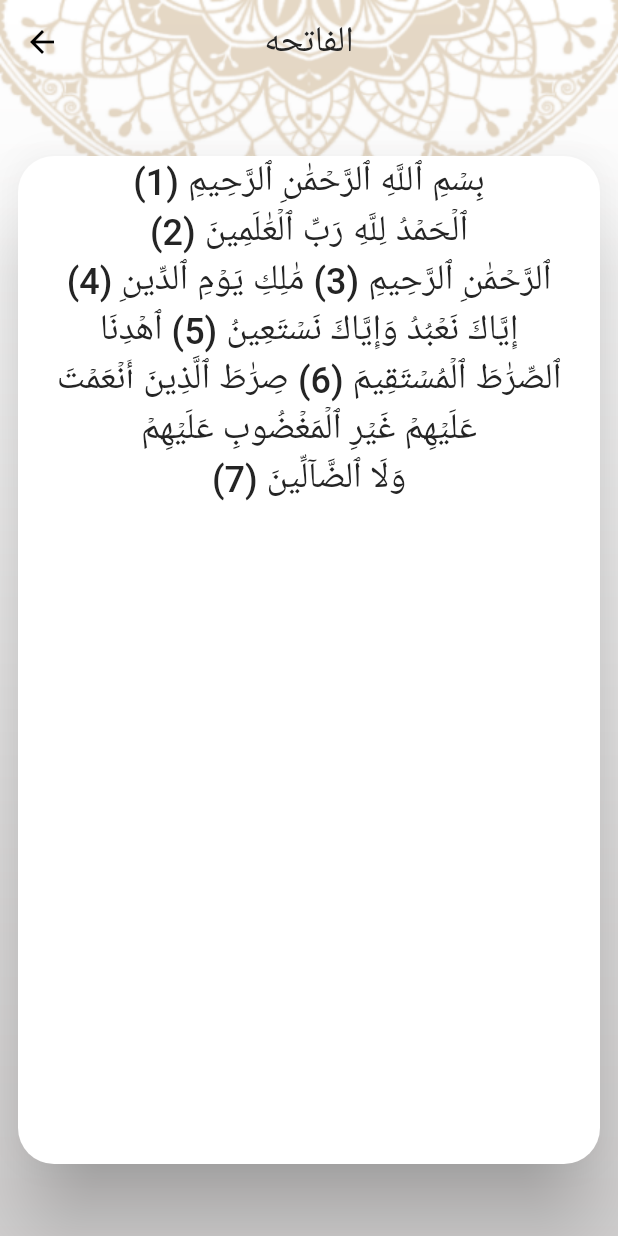
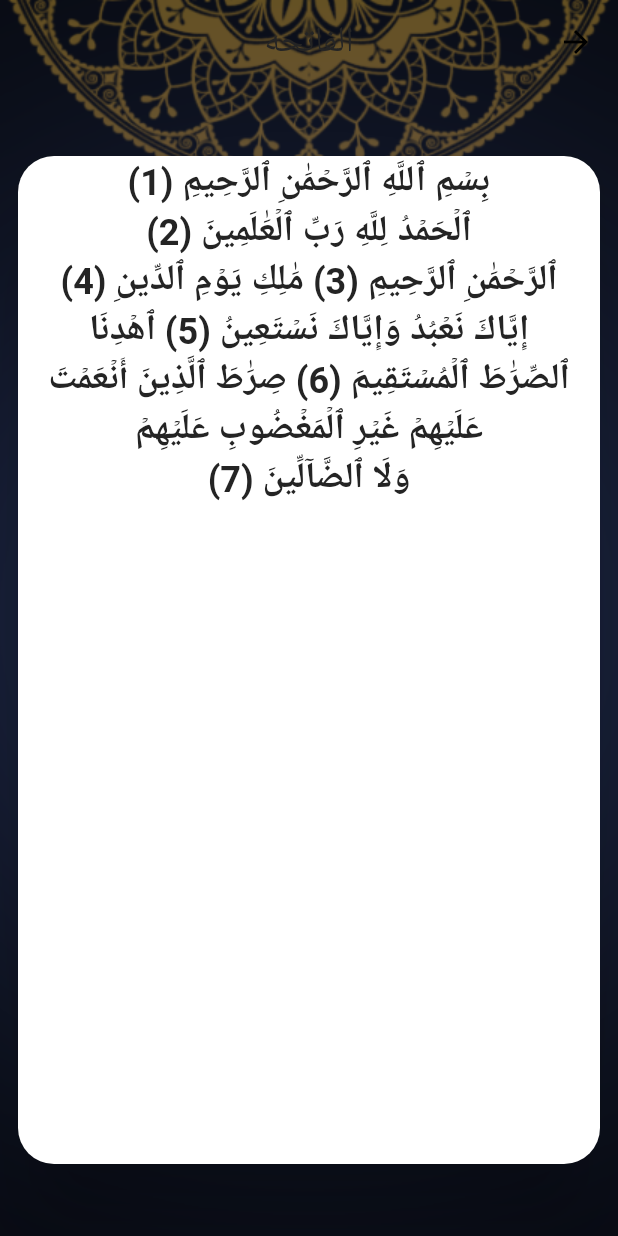
Before and after one commit to Mahmoudshady20/Islami-App, a Flutter app: the screen it shows after launch, after a tap on "الفاتحه", on a phone screen of 412 x 824 dp. Run offline on Flutter 3.47's test engine with Material 2 defaults, Android fonts, the light colour scheme and no system bars; generated files the repository leaves out were written again.

Commit message:
1- create provider 2- create settings screen

```diff
--- a/lib/main.dart
+++ b/lib/main.dart
@@ -1,4 +1,5 @@
 import 'package:flutter/material.dart';
+import 'package:islamirevision/providers/setting_provider.dart';
 import 'package:islamirevision/ui/home/azkar/azkardetails.dart';
 import 'package:islamirevision/ui/home/hadeth/hadethcontent.dart';
 import 'package:islamirevision/ui/home/homescreen.dart';
@@ -7,30 +8,32 @@ import 'package:islamirevision/ui/mythemedata.dart';
 import 'package:islamirevision/ui/splash/splashscreen.dart';
 import 'package:flutter_localizations/flutter_localizations.dart';
 import 'package:flutter_gen/gen_l10n/app_localizations.dart';
+import 'package:provider/provider.dart';
 
 void main() {
-  runApp(const MyApp());
+  runApp(ChangeNotifierProvider(
+      create: (BuildContext context)=>SettingProvider(), child: MyApp()));
 }
 
 class MyApp extends StatelessWidget {
-  const MyApp({super.key});
-
   // This widget is the root of your application.
   @override
   Widget build(BuildContext context) {
+    var provider = Provider.of<SettingProvider>(context);
     return MaterialApp(
-     debugShowCheckedModeBanner: false,
+      title: 'Islami App',
+      debugShowCheckedModeBanner: false,
       initialRoute: SplashScreen.routeName,
       routes: {
-        SplashScreen.routeName : (context)=>const SplashScreen(),
-        HomeScreen.routeName : (context)=>HomeScreen(),
-        SuraDetailsScreen.routeName : (context)=>SuraDetailsScreen(),
-        HadethContnt.routeName : (context)=>HadethContnt(),
-        AzcarDetails.routeName : (context)=>AzcarDetails(),
+        SplashScreen.routeName: (context) => const SplashScreen(),
+        HomeScreen.routeName: (context) => HomeScreen(),
+        SuraDetailsScreen.routeName: (context) => SuraDetailsScreen(),
+        HadethContnt.routeName: (context) => HadethContnt(),
+        AzcarDetails.routeName: (context) => AzcarDetails(),
       },
       theme: MyThemeData.lightTheme,
       darkTheme: MyThemeData.darkTheme,
-      themeMode: ThemeMode.system,
+      themeMode: provider.themeMode,
       localizationsDelegates: [
         AppLocalizations.delegate,
         GlobalMaterialLocalizations.delegate,
@@ -41,7 +44,7 @@ class MyApp extends StatelessWidget {
         Locale('en'), // English
         Locale('ar'), // Arabic
       ],
-      locale: Locale('en'),
+      locale: provider.myLocal,
     );
   }
 }
--- a/lib/ui/home/azkar/azkardetails.dart
+++ b/lib/ui/home/azkar/azkardetails.dart
@@ -1,6 +1,8 @@
 import 'package:flutter/material.dart';
 import 'package:flutter/services.dart';
+import 'package:islamirevision/providers/setting_provider.dart';
 import 'package:islamirevision/ui/home/azkar/azkarcontent.dart';
+import 'package:provider/provider.dart';
 
 class AzcarDetails extends StatefulWidget {
   static const String routeName = 'azkardetails';
@@ -15,6 +17,7 @@ class _AzcarDetailsState extends State<AzcarDetails> {
   @override
   Widget build(BuildContext context) {
     var args = ModalRoute.of(context)?.settings.arguments as AzkarContentArgs;
+    var provider = Provider.of<SettingProvider>(context);
     if(content.isEmpty){
       readFile(args.index);
     }
@@ -22,7 +25,7 @@ class _AzcarDetailsState extends State<AzcarDetails> {
       decoration:  BoxDecoration(
           image: DecorationImage(
             fit: BoxFit.fill,
-            image: AssetImage( Theme.of(context).primaryColor == Color(0xFFB7935F) ?
+            image: AssetImage( provider.themeMode==ThemeMode.light?
             'assets/images/homebackground.png' : 'assets/images/darkbackground.png',),
           )
       ),
--- a/lib/ui/home/hadeth/hadethcontent.dart
+++ b/lib/ui/home/hadeth/hadethcontent.dart
@@ -1,18 +1,21 @@
 import 'package:flutter/material.dart';
+import 'package:islamirevision/providers/setting_provider.dart';
 import 'package:islamirevision/ui/home/hadeth/hadeth.dart';
 import 'package:flutter_gen/gen_l10n/app_localizations.dart';
+import 'package:provider/provider.dart';
 
 class HadethContnt extends StatelessWidget {
   static const String routeName = 'hadethcontent';
   @override
   Widget build(BuildContext context) {
     var args = ModalRoute.of(context)?.settings.arguments as Hadeth;
+    var provider = Provider.of<SettingProvider>(context);
     return Container(
       decoration: BoxDecoration(
           image: DecorationImage(
             fit: BoxFit.fill,
             image: AssetImage(
-              Theme.of(context).primaryColor == Color(0xFFB7935F) ?
+              provider.themeMode==ThemeMode.light?
               'assets/images/homebackground.png' : 'assets/images/darkbackground.png',
             ),
           )
--- a/lib/ui/home/homescreen.dart
+++ b/lib/ui/home/homescreen.dart
@@ -1,9 +1,12 @@
 import 'package:flutter/material.dart';
+import 'package:islamirevision/providers/setting_provider.dart';
 import 'package:islamirevision/ui/home/azkar/azkarscreen.dart';
 import 'package:islamirevision/ui/home/hadeth/hadethscreen.dart';
 import 'package:islamirevision/ui/home/quran/quranscreen.dart';
 import 'package:islamirevision/ui/home/sebha/sebhascreen.dart';
 import 'package:flutter_gen/gen_l10n/app_localizations.dart';
+import 'package:islamirevision/ui/home/settings/settingscreen.dart';
+import 'package:provider/provider.dart';
 
 class HomeScreen extends StatefulWidget {
   static const String routeName = 'homescreen';
@@ -18,15 +21,17 @@ class _HomeScreenState extends State<HomeScreen> {
     QuranScreen(),
     HadethScreen(),
     SebhaScreen(),
-    AzkarScreen()
+    AzkarScreen(),
+    SettingScreen()
   ];
   @override
   Widget build(BuildContext context) {
+    var provider = Provider.of<SettingProvider>(context);
     return Container(
       decoration:  BoxDecoration(
         image: DecorationImage(
           fit: BoxFit.fill,
-          image: AssetImage( Theme.of(context).primaryColor == Color(0xFFB7935F) ?
+          image: AssetImage( provider.themeMode==ThemeMode.light?
           'assets/images/homebackground.png' : 'assets/images/darkbackground.png',
           ),
         )
@@ -71,6 +76,7 @@ class _HomeScreenState extends State<HomeScreen> {
               ),
               label: AppLocalizations.of(context)!.azkar,
             ),
+            BottomNavigationBarItem(icon: Icon(Icons.settings),label: AppLocalizations.of(context)!.setting),
           ],
         ),
         body: tabs[selectedTabIndex],
--- a/lib/ui/home/quran/suradetails.dart
+++ b/lib/ui/home/quran/suradetails.dart
@@ -1,6 +1,8 @@
 import 'package:flutter/material.dart';
 import 'package:flutter/services.dart';
+import 'package:islamirevision/providers/setting_provider.dart';
 import 'package:islamirevision/ui/home/quran/versecontent.dart';
+import 'package:provider/provider.dart';
 
 class SuraDetailsScreen extends StatefulWidget {
   static const String routeName = 'suradetails';
@@ -15,6 +17,7 @@ class _SuraDetailsScreenState extends State<SuraDetailsScreen> {
   @override
   Widget build(BuildContext context) {
     var args = ModalRoute.of(context)?.settings.arguments as SuraDetailsScreenArgs;
+    var provider = Provider.of<SettingProvider>(context);
     if(chapterContent.isEmpty){
       readFile(args.index);
     }
@@ -22,7 +25,7 @@ class _SuraDetailsScreenState extends State<SuraDetailsScreen> {
       decoration:  BoxDecoration(
           image: DecorationImage(
             fit: BoxFit.fill,
-            image: AssetImage( Theme.of(context).primaryColor == Color(0xFFB7935F) ?
+            image: AssetImage(provider.themeMode==ThemeMode.light?
             'assets/images/homebackground.png' : 'assets/images/darkbackground.png',),
           )
       ),
--- a/lib/ui/home/sebha/sebhascreen.dart
+++ b/lib/ui/home/sebha/sebhascreen.dart
@@ -1,5 +1,7 @@
 import 'package:flutter/material.dart';
 import 'package:flutter_gen/gen_l10n/app_localizations.dart';
+import 'package:islamirevision/providers/setting_provider.dart';
+import 'package:provider/provider.dart';
 
 class SebhaScreen extends StatefulWidget {
   @override
@@ -24,6 +26,7 @@ class _SebhaScreenState extends State<SebhaScreen> {
   ];
   @override
   Widget build(BuildContext context) {
+    var provider = Provider.of<SettingProvider>(context);
     counter.add(counter1);
     counter.add(counter2);
     counter.add(counter3);
@@ -35,7 +38,7 @@ class _SebhaScreenState extends State<SebhaScreen> {
         children: [
           Expanded(
             flex: 2,
-            child: Image.asset(Theme.of(context).primaryColor == Color(0xFFB7935F)
+            child: Image.asset(provider.themeMode==ThemeMode.light
             ? 'assets/images/sebhalogo.png' : 'assets/images/darksebhalogo.png'),
           ),
            Text(
--- a/lib/ui/mythemedata.dart
+++ b/lib/ui/mythemedata.dart
@@ -14,6 +14,7 @@ class MyThemeData{
     ),
     primaryColor: lightPrimryColor,
     hintColor: lightAccetentColor,
+    dividerColor: darkPrimryColor,
     cardColor: Colors.white,
     appBarTheme: AppBarTheme(
       iconTheme: IconThemeData(
@@ -26,6 +27,15 @@ class MyThemeData{
         fontSize: 24,
         color: Color(0xFF242424),
       ),
+    ),
+    bottomSheetTheme: BottomSheetThemeData(
+        backgroundColor: lightPrimryColor,
+        shape: RoundedRectangleBorder(
+          borderRadius: BorderRadius.only(
+            topLeft: Radius.circular(12),
+            topRight: Radius.circular(12),
+          ),
+        )
     ),
     bottomNavigationBarTheme: BottomNavigationBarThemeData(
       selectedItemColor: Colors.black,
@@ -83,5 +93,15 @@ class MyThemeData{
       bodyText1: TextStyle(fontSize: 24, color: darkMainTextColor),
       bodyText2: TextStyle(fontSize: 20, color: darkMainTextColor),
     ),
+    bottomSheetTheme: BottomSheetThemeData(
+      backgroundColor: darkPrimryColor,
+      shape: RoundedRectangleBorder(
+        borderRadius: BorderRadius.only(
+          topLeft: Radius.circular(12),
+          topRight: Radius.circular(12),
+        ),
+      )
+    ),
+    dividerColor: lightPrimryColor,
   );
 }
--- a/lib/ui/splash/splashscreen.dart
+++ b/lib/ui/splash/splashscreen.dart
@@ -1,5 +1,7 @@
 import 'package:flutter/material.dart';
+import 'package:islamirevision/providers/setting_provider.dart';
 import 'package:islamirevision/ui/home/homescreen.dart';
+import 'package:provider/provider.dart';
 
 class SplashScreen extends StatelessWidget {
   static const String routeName = 'splashscreen';
@@ -7,11 +9,12 @@ class SplashScreen extends StatelessWidget {
 
   @override
   Widget build(BuildContext context) {
+    var provider = Provider.of<SettingProvider>(context);
     Future.delayed(Duration(seconds: 3),(){
       Navigator.pushReplacementNamed(context, HomeScreen.routeName);
     });
       return Image.asset(
-        Theme.of(context).primaryColor == Color(0xFFB7935F) ?
+        provider.themeMode == ThemeMode.light?
         'assets/images/splash.png' : 'assets/images/darksplash.png',
         fit: BoxFit.fill,
         width: double.infinity,
--- a/pubspec.yaml
+++ b/pubspec.yaml
@@ -38,6 +38,7 @@ dependencies:
   flutter_localizations:
     sdk: flutter
   intl: any
+  provider: ^6.0.5
 
 dev_dependencies:
   flutter_test:
```
Also changed, not shown: lib/l10n/app_ar.arb (+9 -1 lines), lib/l10n/app_en.arb (+9 -1 lines), lib/providers/setting_provider.dart (added, +24 -0 lines), lib/ui/home/settings/languagebottomsheet.dart (added, +59 -0 lines), lib/ui/home/settings/settingscreen.dart (added, +88 -0 lines), lib/ui/home/settings/themebottomsheet.dart (added, +64 -0 lines), pubspec.lock, 2 other files.
